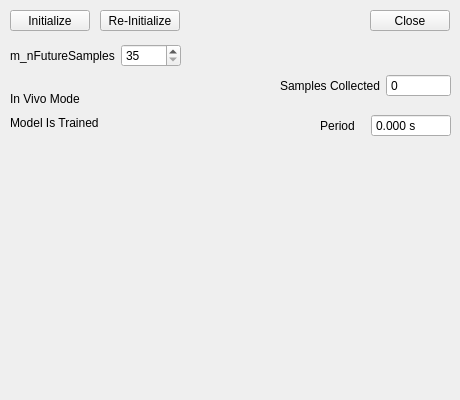
This is ControllerWidget/respmodelwidget.ui in adegirmenci/HBL-ICEbot as Qt 5 draws it before an edit. The edited form follows.
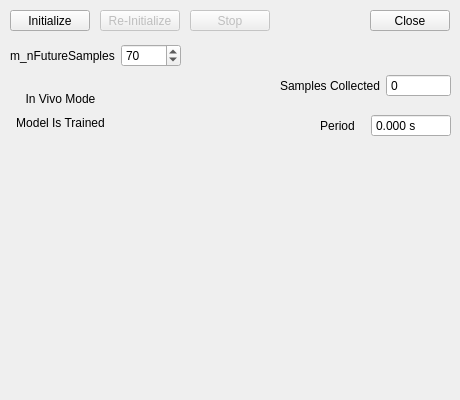
This is the edited form. Custom widgets are drawn as their Qt base class.

```diff
--- a/ControllerWidget/respmodelwidget.ui
+++ b/ControllerWidget/respmodelwidget.ui
@@ -94,6 +94,9 @@
    </layout>
   </widget>
   <widget class="QPushButton" name="reInitButton">
+   <property name="enabled">
+    <bool>false</bool>
+   </property>
    <property name="geometry">
     <rect>
      <x>100</x>
@@ -134,6 +137,9 @@
       <property name="maximum">
        <number>450</number>
       </property>
+      <property name="value">
+       <number>70</number>
+      </property>
      </widget>
     </item>
    </layout>
@@ -194,6 +200,9 @@
       <property name="text">
        <string>In Vivo Mode</string>
       </property>
+      <property name="alignment">
+       <set>Qt::AlignCenter</set>
+      </property>
      </widget>
     </item>
     <item>
@@ -201,10 +210,29 @@
       <property name="text">
        <string>Model Is Trained</string>
       </property>
+      <property name="alignment">
+       <set>Qt::AlignCenter</set>
+      </property>
      </widget>
     </item>
    </layout>
   </widget>
+  <widget class="QPushButton" name="stopButton">
+   <property name="enabled">
+    <bool>false</bool>
+   </property>
+   <property name="geometry">
+    <rect>
+     <x>190</x>
+     <y>10</y>
+     <width>80</width>
+     <height>21</height>
+    </rect>
+   </property>
+   <property name="text">
+    <string>Stop</string>
+   </property>
+  </widget>
  </widget>
  <customwidgets>
   <customwidget>
```
